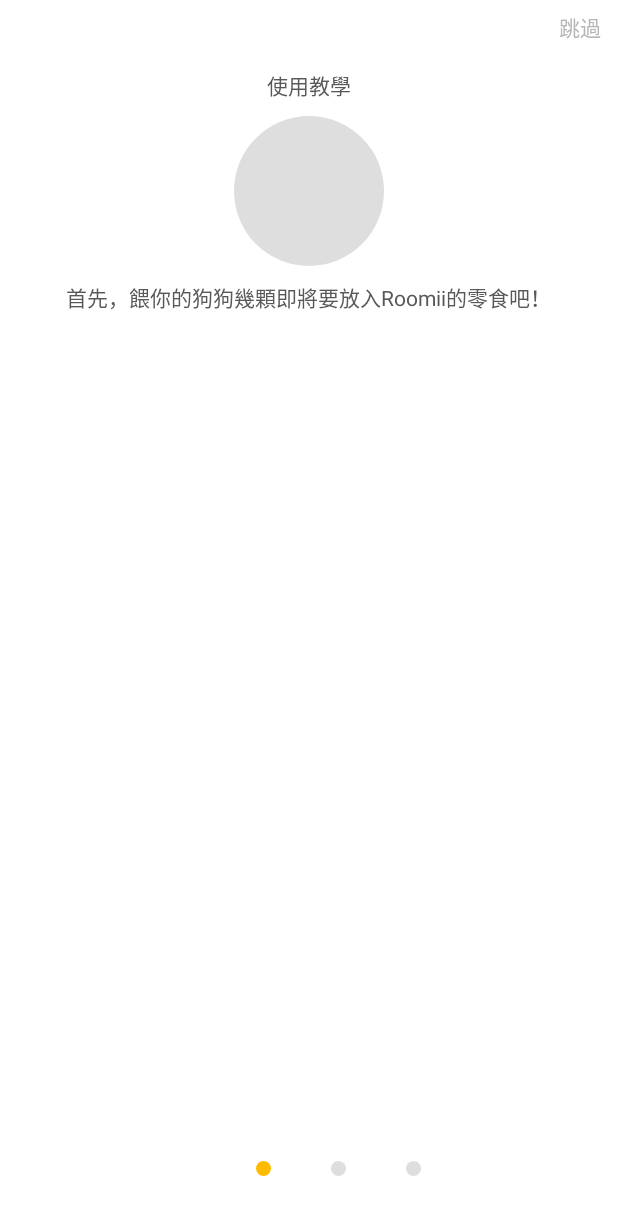
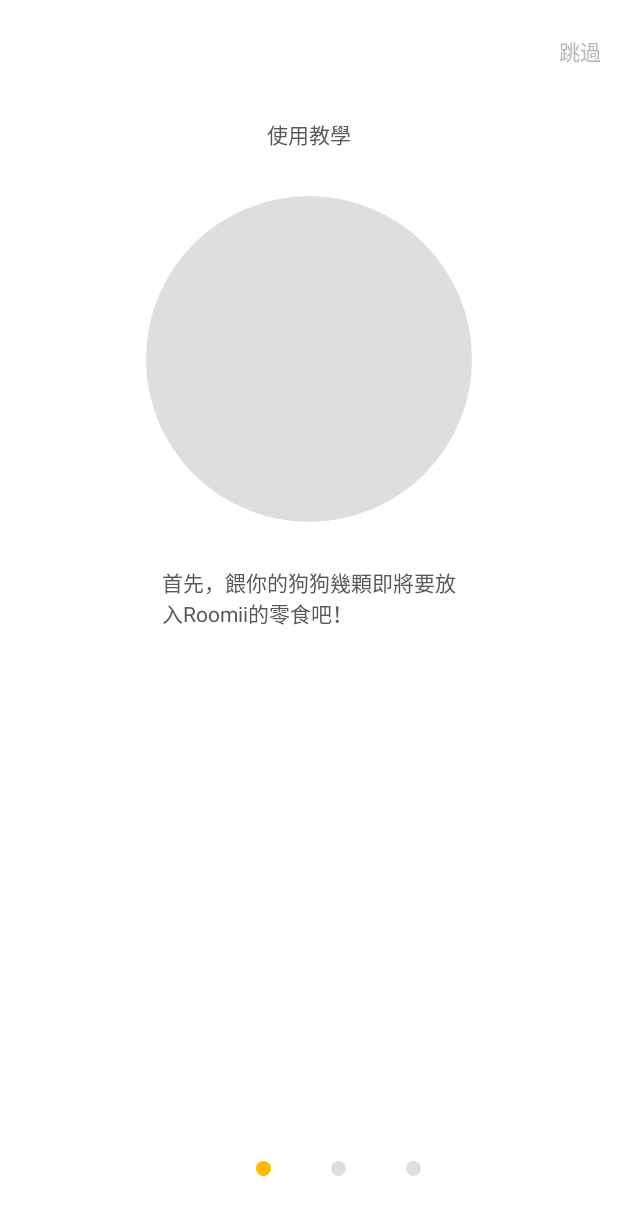
Before and after one commit to BryantTseng/PetBallAndroid, an Android app: the TeachingActivity screen opened directly, with no data from a screen before it, on a phone screen of 412 x 824 dp. Shown: the top 1215 px of the screen. Run offline under Robolectric (Android 15) with nearby library versions, the phone set to English and light mode, and no system bars; Roboto replaces fonts that are not available here.

Commit message:
modify Layout

```diff
--- a/app/src/main/res/layout/teaching_1.xml
+++ b/app/src/main/res/layout/teaching_1.xml
@@ -3,17 +3,19 @@
     android:layout_width="match_parent"
     android:orientation="vertical"
     android:background="#FFFFFFFF"
+    android:weightSum="10"
     android:layout_height="match_parent">
 
     <LinearLayout
         android:layout_width="match_parent"
-        android:layout_height="wrap_content"
+        android:layout_height="0dp"
+        android:layout_weight="1"
         android:gravity="right"
         android:orientation="horizontal">
         <Button
             android:id="@+id/jump_button"
             android:layout_width="40dip"
-            android:layout_height="25dip"
+            android:layout_height="match_parent"
             android:onClick="click"
             android:background="@color/transparent"
             android:layout_margin="5dip"
@@ -25,8 +27,8 @@
     <LinearLayout
         android:layout_width="match_parent"
         android:layout_height="wrap_content"
+        android:layout_weight="0.3"
         android:gravity="center"
-        android:layout_margin="10dip"
         android:orientation="vertical">
 
         <TextView
@@ -36,25 +38,49 @@
             android:textColor="#595757"
             android:text="使用教學" />
 
+
+    </LinearLayout>
+
+    <LinearLayout
+        android:layout_width="match_parent"
+        android:layout_height="wrap_content"
+        android:layout_weight="3"
+        android:gravity="center"
+        android:layout_margin="10dip"
+        android:orientation="vertical">
+
         <ImageView
             android:id="@+id/imageView1"
-            android:layout_width="100dip"
-            android:layout_height="100dip"
+            android:layout_width="match_parent"
+            android:layout_height="match_parent"
             android:layout_alignParentLeft="true"
             android:layout_alignParentTop="true"
             android:layout_margin="10dip"
             android:maxHeight="10dip"
             android:maxWidth="10dip"
             android:src="@drawable/gray_circle" />
+
+
+    </LinearLayout>
+
+    <LinearLayout
+        android:layout_width="match_parent"
+        android:layout_height="wrap_content"
+        android:layout_weight="3"
+        android:gravity="top|center_horizontal"
+        android:layout_margin="10dip"
+        android:weightSum="3"
+        android:orientation="horizontal">
+
         <TextView
             android:id="@+id/text2"
-            android:layout_width="wrap_content"
-            android:layout_height="wrap_content"
+            android:layout_width="0dp"
+            android:layout_height="match_parent"
+            android:layout_weight="1.5"
             android:textColor="#595757"
             android:text="首先，餵你的狗狗幾顆即將要放入Roomii的零食吧！" />
 
 
     </LinearLayout>
 
-
 </LinearLayout>
```
Also changed, not shown: app/src/main/res/layout/activity_login.xml (+6 -8 lines), app/src/main/res/layout/activity_signup.xml (+6 -8 lines), app/src/main/res/layout/teaching_2.xml (+35 -9 lines), app/src/main/res/layout/teaching_3.xml (+49 -11 lines), 3 other files.
